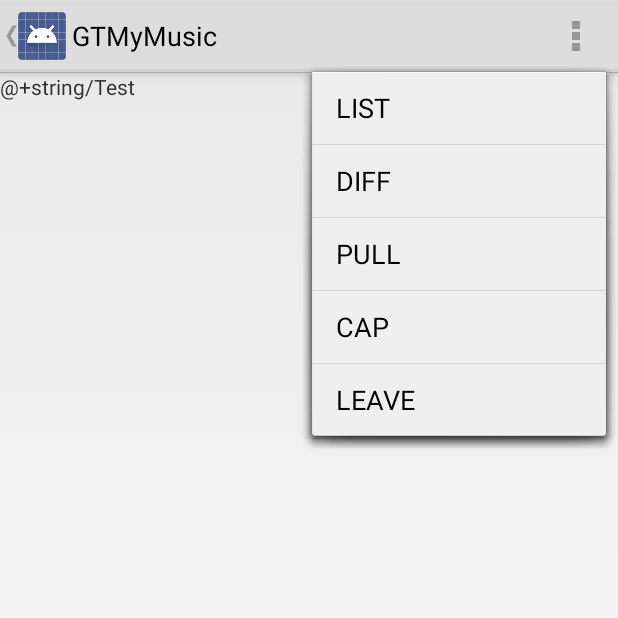
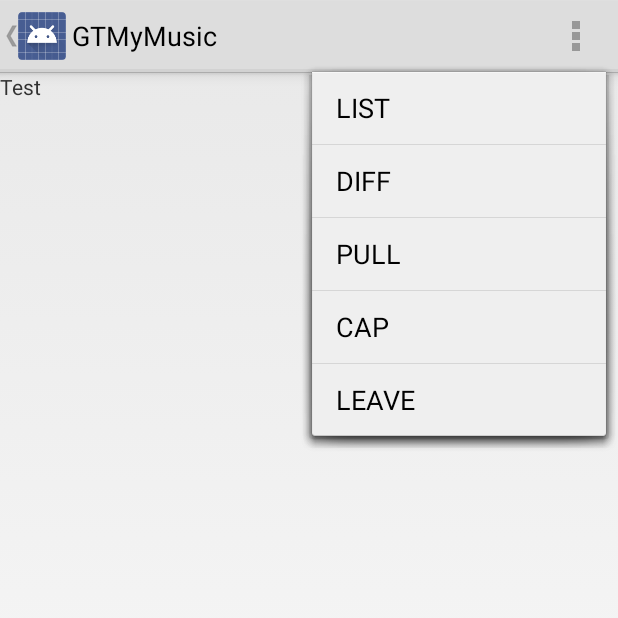
Before and after one commit to pstoica/CS3251-project-4, an Android app: the MusicListActivity screen opened directly, with no data from a screen before it, with the options menu open, on a phone screen of 412 x 824 dp, the top half of it. Run offline under Robolectric (Android 15) with nearby library versions, the phone set to English and light mode, and no system bars; 5 statements that could not run were skipped.

```diff
--- a/AndroidClientProject/AndroidClient/src/main/res/layout/activity_music_list.xml
+++ b/AndroidClientProject/AndroidClient/src/main/res/layout/activity_music_list.xml
@@ -12,7 +12,7 @@
         <TextView
             android:layout_width="wrap_content"
             android:layout_height="wrap_content"
-            android:text="@+string/Test"
+            android:text="Test"
             android:id="@+id/textView" />
     </LinearLayout>
 </FrameLayout>
```
